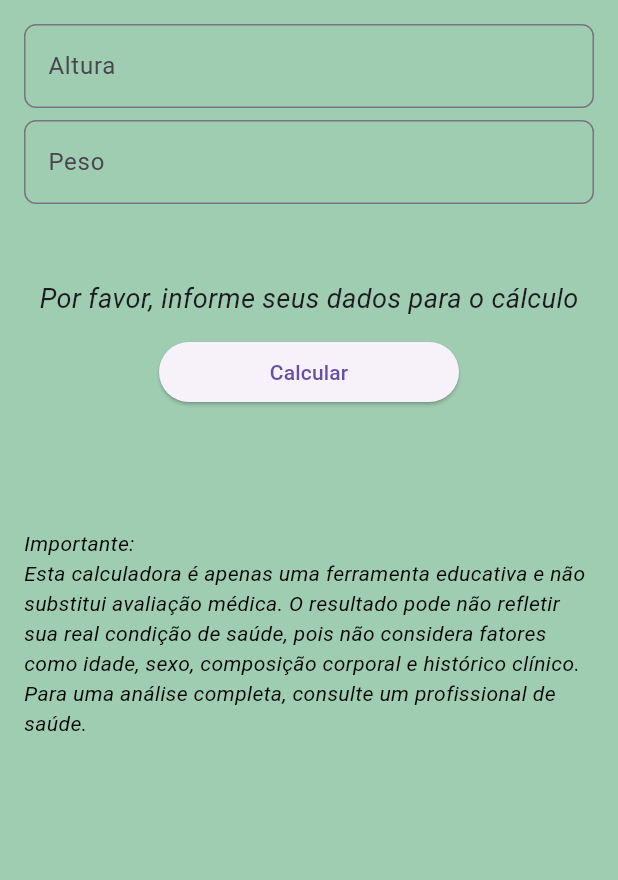
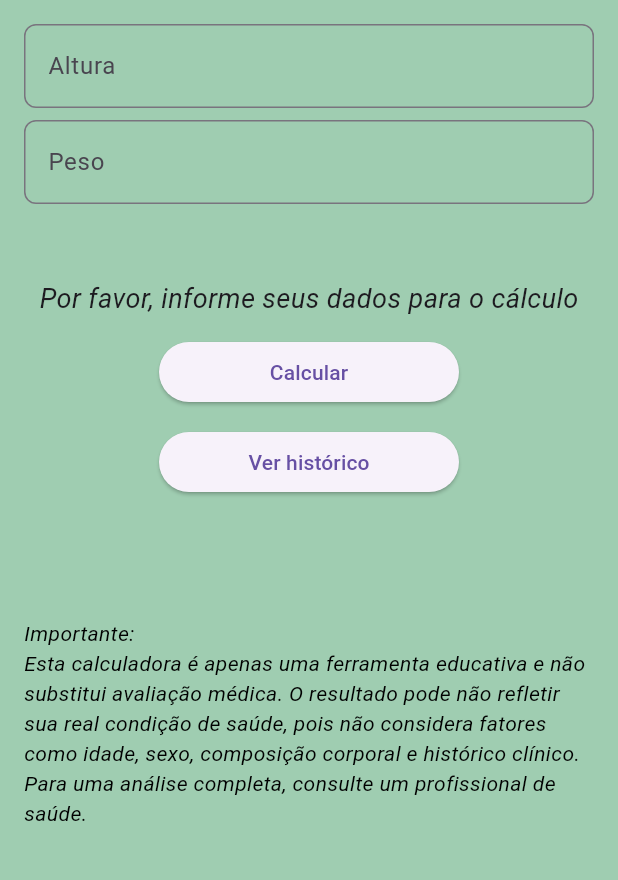
Before and after one commit to MarianneLeiteNascimento/calculadora_imc, a Flutter app: the screen it shows after launch, after a tap on "Calcular", on a phone screen of 412 x 824 dp, the part 84-964 px from its top. Run offline on Flutter 3.47's test engine with Material 3 defaults, Android fonts, the phone set to English and light mode, and no system bars.

Commit message:
Implementando histórico

```diff
--- a/lib/main.dart
+++ b/lib/main.dart
@@ -1,8 +1,9 @@
 import 'package:flutter/material.dart';
+import 'package:flutter_application_1/historico_page.dart';
 import 'definir_imc.dart';
 
 void main() {
-  runApp(const MainApp());
+  runApp(const MaterialApp(debugShowCheckedModeBanner: false, home: MainApp()));
 }
 
 double peso = 0.0;
@@ -19,6 +20,7 @@ class MainApp extends StatefulWidget {
 class _MainAppState extends State<MainApp> {
   TextEditingController controllerPeso = TextEditingController();
   TextEditingController controllerAltura = TextEditingController();
+  List<String> historico = [];
 
   double resultadoImc = 0.0;
   String resultadoImcTexto = '';
@@ -94,9 +96,27 @@ class _MainAppState extends State<MainApp> {
                         resultadoImcTexto = resultadoImc > 0
                             ? resultadoImc.toStringAsFixed(2)
                             : '';
+
+                        historico.add("IMC: $resultadoImc - ${imcAnalisado()}");
                       });
                     },
                     child: const Text('Calcular'),
+                  ),
+                ),
+                const SizedBox(height: 12),
+                SizedBox(
+                  width: 200,
+                  child: ElevatedButton(
+                    onPressed: () {
+                      Navigator.push(
+                        context,
+                        MaterialPageRoute(
+                          builder: (context) =>
+                              HistoricoPage(historico: historico),
+                        ),
+                      );
+                    },
+                    child: const Text("Ver histórico"),
                   ),
                 ),
                 const SizedBox(height: 80),
```
Also changed, not shown: lib/historico_page.dart (added, +29 -0 lines).
